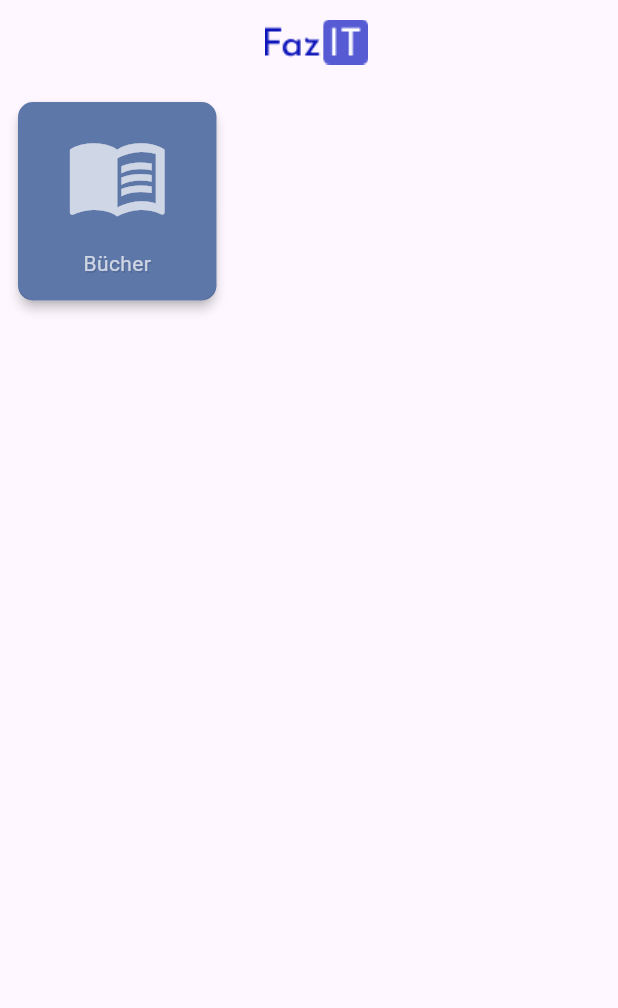
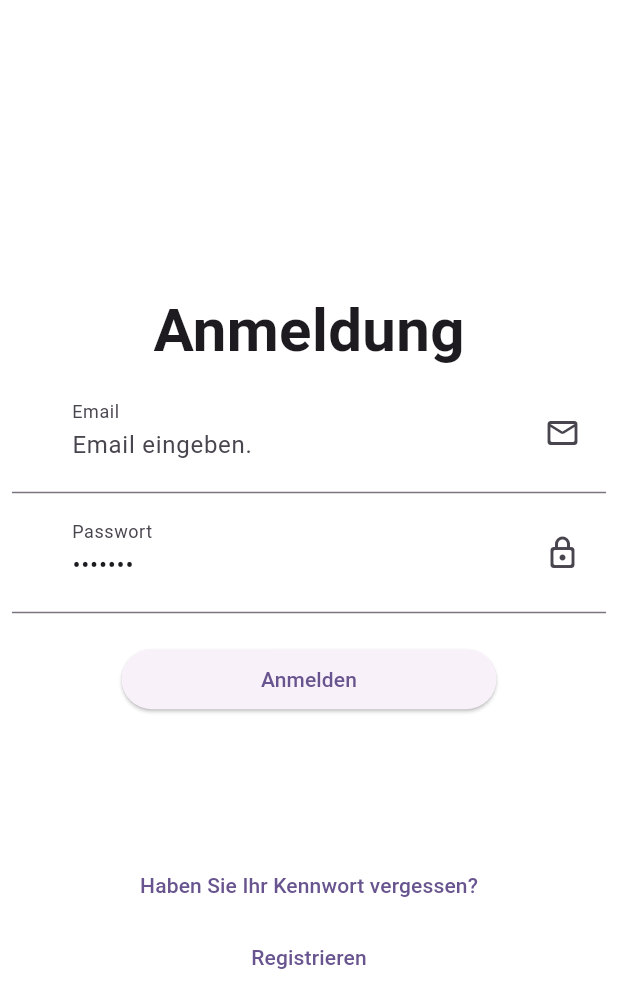
Before and after one commit to mrkaplan0/fazit, a Flutter app: the screen it shows after launch, on a phone screen of 412 x 824 dp. Shown: the top 1008 px of the screen. Run offline on Flutter 3.47's test engine with Material 3 defaults, Android fonts, the phone set to English and light mode, and no system bars; our stand-ins replace cloud_firestore, easy_localization, file_picker, firebase_auth, firebase_core, flutter_riverpod and 1 more; missing offline and left inert: epub_decoder, flutter_epub_viewer, pdfx; accounts and stored records are empty; generated files the repository leaves out were written again.

Commit message:
some files were synchronized and problems were solved

```diff
--- /dev/null
+++ b/lib/contrast.dart
@@ -0,0 +1,8 @@
+import 'package:flutter/material.dart';
+
+const myBigTitleSize = 40.0;
+
+const myBigTitleTextStyle =
+    TextStyle(fontWeight: FontWeight.bold, fontSize: myBigTitleSize);
+
+const myLittleTitleTextStyle = TextStyle(fontWeight: FontWeight.bold);
--- a/lib/homepage.dart
+++ b/lib/homepage.dart
@@ -1,4 +1,4 @@
-import 'package:fazit/books_main.dart';
+import 'package:fazit/pages/books_main.dart';
 import 'package:fazit/widgets/menu_item.dart';
 import 'package:flutter/material.dart';
 
--- /dev/null
+++ b/lib/landingpage.dart
@@ -0,0 +1,42 @@
+// ignore_for_file: must_be_immutable
+
+import 'package:fazit/homepage.dart';
+import 'package:fazit/login/loginpage.dart';
+import 'package:fazit/providers/providers.dart';
+import 'package:fazit/viewModels/user_viewmodel.dart';
+import 'package:flutter/material.dart';
+import 'package:flutter_riverpod/flutter_riverpod.dart';
+
+enum LoginStatus { Logined, NotLogin }
+
+class LandingPage extends ConsumerWidget {
+  const LandingPage({super.key});
+
+  @override
+  Widget build(BuildContext context, WidgetRef ref) {
+    var user = ref.watch(userViewModelProvider).user;
+
+    if (ref.watch(userViewModelProvider.notifier).state == ViewState.idle) {
+      if (user == null) {
+        return const LoginPage();
+      } else if (user.isAdmin == true) {
+        return const HomePage();
+      } else {
+        debugPrint("router home user $user");
+        return const Scaffold(
+          body: Center(
+            child: Text("Wrong Way"),
+          ),
+        );
+      }
+    } else {
+      return Container(
+        color: Colors.white,
+        child: const Center(
+            child: CircularProgressIndicator(
+          color: Colors.cyan,
+        )),
+      );
+    }
+  }
+}
--- /dev/null
+++ b/lib/login/loginpage.dart
@@ -0,0 +1,177 @@
+import 'package:easy_localization/easy_localization.dart';
+import 'package:fazit/contrast.dart';
+import 'package:fazit/login/register_page.dart';
+import 'package:fazit/main.dart';
+import 'package:fazit/providers/providers.dart';
+import 'package:fazit/widgets/animation_switcher.dart';
+import 'package:fazit/widgets/email_form_field.dart';
+import 'package:firebase_auth/firebase_auth.dart';
+import 'package:flutter/material.dart';
+import 'package:flutter_riverpod/flutter_riverpod.dart';
+
+class LoginPage extends ConsumerStatefulWidget {
+  const LoginPage({super.key});
+
+  @override
+  ConsumerState<LoginPage> createState() => _LoginPageState();
+}
+
+class _LoginPageState extends ConsumerState<LoginPage> {
+  late String _password;
+
+  final _formKey = GlobalKey<FormState>();
+  FocusNode focusNode = FocusNode();
+  FocusNode focusNode2 = FocusNode();
+  final TextEditingController _emailController = TextEditingController();
+  final String _passwordLabelText = 'Passwort';
+  final String _passwordHintText = 'Passwort eingeben.';
+
+  final String _invalidPassword =
+      "Das Passwort muss mindestens 6 Zeichen lang sein";
+  final String loginButtontext = "Anmelden";
+
+  @override
+  void dispose() {
+    super.dispose();
+    _emailController.dispose();
+  }
+
+  @override
+  Widget build(BuildContext context) {
+    return Scaffold(
+        backgroundColor: Colors.white,
+        body: Padding(
+          padding: const EdgeInsets.all(8.0),
+          child: Center(
+            child: AnimatedSwitcherWidget(
+              duration: 2,
+              widget1: Image.asset(
+                "assets/fazit_logo.png",
+                width: 500,
+                height: 500,
+              ),
+              widget2: SizedBox(
+                width: 500,
+                height: 500,
+                child: Form(
+                    key: _formKey,
+                    child: Column(
+                      mainAxisAlignment: MainAxisAlignment.spaceBetween,
+                      children: [
+                        const Spacer(),
+                        const Text("Anmeldung", style: myBigTitleTextStyle),
+                        EmailFormField(
+                            textEditingController: _emailController,
+                            focusNode: focusNode,
+                            focusNode2: focusNode2,
+                            context: context),
+                        passwordFormfield(context),
+                        const SizedBox(height: 20),
+                        SizedBox(
+                          width: 250,
+                          child: ElevatedButton(
+                              onPressed: _login, child: Text(loginButtontext)),
+                        ),
+                        const Spacer(flex: 3),
+                        TextButton(
+                            onPressed: () {},
+                            child: const Text(
+                                "Haben Sie Ihr Kennwort vergessen?")),
+                        TextButton(
+                            onPressed: () {
+                              Navigator.of(context).push(MaterialPageRoute(
+                                builder: (context) => const RegisterPage(),
+                              ));
+                            },
+                            child: const Text("Registrieren"))
+                      ],
+                    )),
+              ),
+            ),
+          ),
+        ));
+  }
+
+  TextFormField passwordFormfield(BuildContext context) {
+    return TextFormField(
+      focusNode: focusNode2,
+      initialValue: "1234555",
+      obscureText: true,
+      decoration: InputDecoration(
+          floatingLabelBehavior: FloatingLabelBehavior.always,
+          contentPadding:
+              const EdgeInsets.symmetric(horizontal: 40, vertical: 20),
+          labelText: _passwordLabelText,
+          hintText: _passwordHintText,
+          suffixIcon: const Padding(
+            padding: EdgeInsets.fromLTRB(0, 10, 10, 10),
+            child: Icon(Icons.lock_outline_rounded),
+          )),
+      validator: (value) => value!.length < 6 ? _invalidPassword : null,
+      onFieldSubmitted: (value) {
+        focusNode2.unfocus();
+      },
+      onSaved: (String? gelenSifre) {
+        _password = gelenSifre!;
+      },
+    );
+  }
+
+  Future _login() async {
+    try {
+      if (_formKey.currentState!.validate()) {
+        _formKey.currentState?.save();
+        var createdUser = await ref
+            .read(userViewModelProvider)
+            .signInWithEmailAndPassword(_emailController.text, _password);
+        if (createdUser != null) {
+          print(createdUser);
+          if (mounted) {
+            Navigator.popAndPushNamed(context, '/LandingPage');
+          }
+        }
+      }
+    } on FirebaseAuthException catch (e) {
+      String errorMessage = _getErrorMessage(e);
+      // ignore: use_build_context_synchronously
+      _showErrorDialog(errorMessage);
+    }
+  }
+
+  void _showErrorDialog(String message) {
+    showDialog(
+      context: rootNavigatorKey.currentContext!,
+      builder: (context) {
+        return AlertDialog(
+          title: Text("${'Hata'.tr()}!"),
+          content: Text(message),
+          actions: [
+            ElevatedButton(
+                onPressed: () {
+                  Navigator.pop(context);
+                },
+                child: Text("Kapat".tr()))
+          ],
+        );
+      },
+    );
+  }
+
+  String _getErrorMessage(FirebaseAuthException e) {
+    switch (e.code) {
+      case 'user-not-found':
+        return 'No user found with this email.'.tr();
+      case 'wrong-password':
+        return 'Incorrect password.'.tr();
+      case 'invalid-email':
+        return 'Invalid email address.'.tr();
+      case 'user-disabled':
+        return 'This user account has been disabled.'.tr();
+      case 'email-already-in-use':
+        return 'The email has already been registered. Please login or reset your password.'
+            .tr();
+      default:
+        return 'An error occurred: ${e.message}';
+    }
+  }
+}
--- a/lib/main.dart
+++ b/lib/main.dart
@@ -1,31 +1,67 @@
-import 'package:fazit/homepage.dart';
+import 'package:fazit/firebase_options.dart';
+import 'package:fazit/landingpage.dart';
+import 'package:firebase_core/firebase_core.dart';
 import 'package:flutter/material.dart';
+import 'package:flutter_riverpod/flutter_riverpod.dart';
 import 'package:hive_flutter/hive_flutter.dart';
 
-void main() {
-  initHive();
-  runApp(const MyApp());
+void main() async {
+  await initialization();
+  runApp(ProviderScope(child: MyApp()));
 }
 
-initHive() async {
+initialization() async {
+  WidgetsFlutterBinding.ensureInitialized();
+  await Firebase.initializeApp(
+    options: DefaultFirebaseOptions.currentPlatform,
+  );
   await Hive.initFlutter();
   await Hive.openBox("Books");
 }
 
+GlobalKey<NavigatorState> rootNavigatorKey = GlobalKey();
+
 class MyApp extends StatelessWidget {
-  const MyApp({super.key});
-
-  // This widget is the root of your application.
+  final Future<FirebaseApp> _initialization =
+      Firebase.initializeApp(options: DefaultFirebaseOptions.currentPlatform);
+  MyApp({super.key});
   @override
   Widget build(BuildContext context) {
+    return FutureBuilder(
+      // Initialize FlutterFire:
+      future: _initialization,
+      builder: (context, snapshot) {
+        // Check for errors
+        if (snapshot.hasError) {
+          return Container(color: Colors.amber);
+        }
+
+        // Once complete, show your application
+        if (snapshot.connectionState == ConnectionState.done) {
           return MaterialApp(
+            navigatorKey: rootNavigatorKey,
+            routes: {"/LandingPage": (context) => const LandingPage()},
             debugShowCheckedModeBanner: false,
-      title: 'Flutter Demo',
+            title: 'Fazit',
             theme: ThemeData(
+              scaffoldBackgroundColor: Colors.white,
+              appBarTheme: const AppBarTheme(backgroundColor: Colors.white),
               colorScheme: ColorScheme.fromSeed(seedColor: Colors.deepPurple),
               useMaterial3: true,
             ),
-      home: const HomePage(),
+            home: const LandingPage(),
+          );
+        }
+
+        // Otherwise, show something whilst waiting for initialization to complete
+        return const MaterialApp(
+            home: Scaffold(
+          body: SizedBox(
+              height: 30,
+              width: 50,
+              child: Image(image: AssetImage('assets/images/fazit_logo.png'))),
+        ));
+      },
     );
   }
 }
--- a/lib/models/validation.dart
+++ b/lib/models/validation.dart
@@ -1,5 +1,4 @@
 // ignore_for_file: public_member_api_docs, sort_constructors_first
-import 'dart:convert';
 
 class Validation {
   String email;
--- a/lib/books_main.dart
+++ b/lib/pages/books_main.dart
@@ -3,7 +3,7 @@ import 'package:fazit/models/file_model.dart';
 import 'package:file_picker/file_picker.dart';
 import 'package:flutter/material.dart';
 import 'package:path_provider/path_provider.dart';
-import 'widgets/list_widget.dart';
+import '../widgets/file_list_widget.dart';
 
 enum MenuItemCase { fromLocal, fromUrl }
 
@@ -45,10 +45,8 @@ class _BooksMainpageState extends State<BooksMainpage> {
 
       if (myFile.extension == ".epub") {
         epubFiles.add(myFile);
-        print("aa" + epubFiles.toString());
       } else if (myFile.extension == ".pdf") {
         pdfFiles.add(myFile);
-        print("sssss" + pdfFiles.toString());
       }
     }
   }
--- a/lib/pdf_reader/pdf_viewer_page.dart
+++ b/lib/pdf_reader/pdf_viewer_page.dart
@@ -15,7 +15,6 @@ class _PdfViewerPageState extends State<PdfViewerPage> {
   @override
   void initState() {
     super.initState();
-    print(widget.myFile.path!);
     pdfController = PdfController(
       document: PdfDocument.openFile(widget.myFile.path!),
     );
@@ -37,7 +36,7 @@ class _PdfViewerPageState extends State<PdfViewerPage> {
           controller: pdfController,
           onDocumentError: (error) => showDialog(
             context: context,
-            builder: (context) => AlertDialog.adaptive(
+            builder: (context) => const AlertDialog.adaptive(
               title: Text("Error"),
             ),
           ),
--- a/lib/services/delegates/auth_delegate.dart
+++ b/lib/services/delegates/auth_delegate.dart
@@ -1,4 +1,4 @@
-import 'package:fazitadmin/models/user.dart';
+import 'package:fazit/models/user_model.dart';
 
 abstract class MyAuthenticationDelegate {
   Future<MyUser?> currentUser();
--- a/lib/services/firebase_auth.dart
+++ b/lib/services/firebase_auth.dart
@@ -1,5 +1,5 @@
-import 'package:fazitadmin/models/user.dart';
-import 'package:fazitadmin/services/delegates/auth_delegate.dart';
+import 'package:fazit/models/user_model.dart';
+import 'package:fazit/services/delegates/auth_delegate.dart';
 import 'package:firebase_auth/firebase_auth.dart';
 import 'package:flutter/material.dart';
 import 'package:flutter_riverpod/flutter_riverpod.dart';
--- /dev/null
+++ b/lib/widgets/animation_switcher.dart
@@ -0,0 +1,43 @@
+import 'package:flutter/material.dart';
+
+// ignore: must_be_immutable
+class AnimatedSwitcherWidget extends StatefulWidget {
+  int duration;
+  Widget widget1;
+  Widget? widget2;
+  int? delayedDuration = 3;
+
+  AnimatedSwitcherWidget(
+      {super.key,
+      required this.duration,
+      required this.widget1,
+      this.widget2,
+      this.delayedDuration});
+
+  @override
+  State<AnimatedSwitcherWidget> createState() => _AnimatedSwitcherWidgetState();
+}
+
+class _AnimatedSwitcherWidgetState extends State<AnimatedSwitcherWidget> {
+  bool isVisible = true;
+  @override
+  void initState() {
+    super.initState();
+
+    changeWidget();
+  }
+
+  @override
+  Widget build(BuildContext context) {
+    return AnimatedSwitcher(
+        duration: Duration(seconds: widget.duration),
+        child: isVisible ? widget.widget1 : widget.widget2);
+  }
+
+  changeWidget() async {
+    await Future.delayed(const Duration(seconds: 3));
+    setState(() {
+      isVisible = !isVisible;
+    });
+  }
+}
--- /dev/null
+++ b/lib/widgets/email_form_field.dart
@@ -0,0 +1,50 @@
+import 'package:flutter/material.dart';
+
+class EmailFormField extends StatelessWidget {
+  final String _emailLabelText = "Email";
+  final String _emailHintText = 'Email eingeben.';
+  final String _canNotNilText = "Dieses Feld darf nicht leer bleiben.";
+  final String _invalidMail = "Ungültige E-Mail-Adresse";
+  const EmailFormField(
+      {super.key,
+      this.focusNode,
+      this.focusNode2,
+      required this.context,
+      required this.textEditingController});
+  final TextEditingController textEditingController;
+  final FocusNode? focusNode;
+  final FocusNode? focusNode2;
+  final BuildContext context;
+
+  @override
+  Widget build(BuildContext context) {
+    return TextFormField(
+      controller: textEditingController,
+      focusNode: focusNode,
+      keyboardType: TextInputType.emailAddress,
+      decoration: InputDecoration(
+          floatingLabelBehavior: FloatingLabelBehavior.always,
+          contentPadding:
+              const EdgeInsets.symmetric(horizontal: 40, vertical: 20),
+          labelText: _emailLabelText,
+          hintText: _emailHintText,
+          suffixIcon: const Padding(
+            padding: EdgeInsets.fromLTRB(0, 10, 10, 10),
+            child: Icon(Icons.mail_outline_rounded),
+          )),
+      validator: (String? mail) {
+        if (mail == "") {
+          return _canNotNilText;
+        } else {
+          if (!mail!.contains("@")) {
+            return _invalidMail;
+          }
+        }
+        return null;
+      },
+      onFieldSubmitted: (value) {
+        focusNode2?.unfocus();
+      },
+    );
+  }
+}
```
Also changed, not shown: lib/login/register_page.dart (added, +201 -0 lines), lib/models/user_model.dart (+9 -8 lines), lib/providers/providers.dart (added, +26 -0 lines), lib/services/firebase_firestore.dart (+4 -4 lines), lib/viewModels/user_viewmodel.dart (+4 -5 lines), assets/fazit_logo.png (added), lib/widgets/file_list_widget.dart (renamed from lib/widgets/list_widget.dart), 1 other file. Lines whose indentation alone changed are shown as unchanged.
